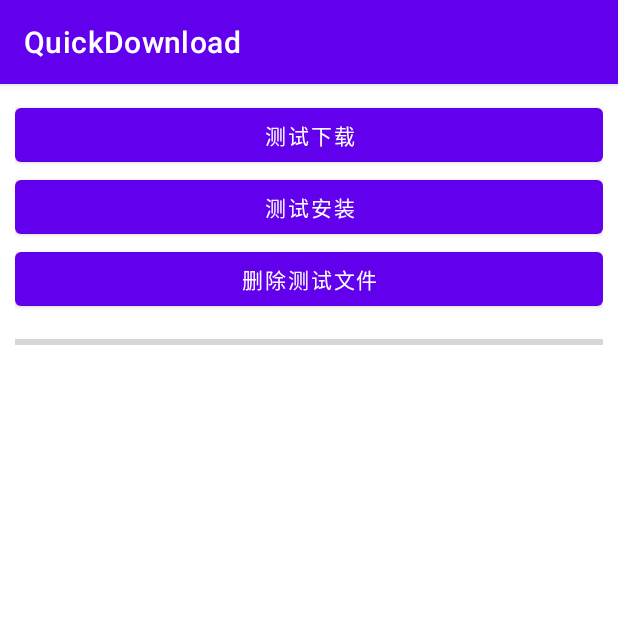
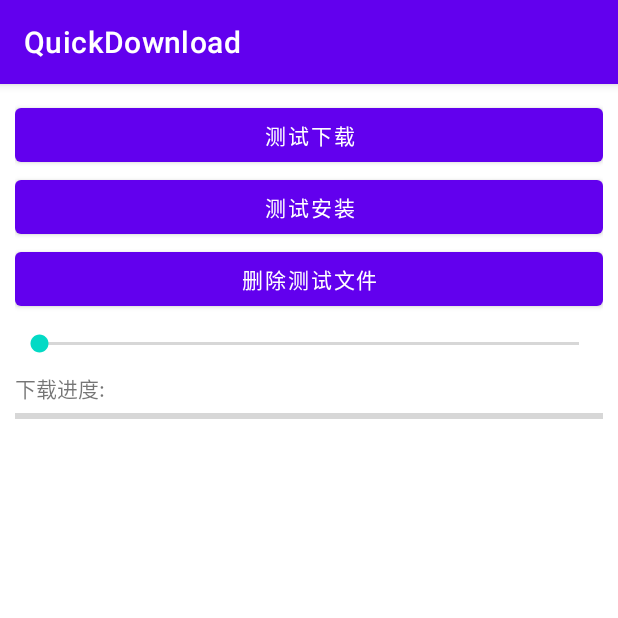
Before and after one commit to changer0/QuickDownload, an Android app: the screen it shows after launch (MainActivity), after a tap on "测试下载", on a phone screen of 412 x 824 dp, the top half of it. Run offline under Robolectric (Android 15) with nearby library versions, the phone set to English and light mode, and no system bars.

Commit message:
支持动态修改线程数

```diff
--- a/app/src/main/java/org/lulu/quickdownload/MainActivity.java
+++ b/app/src/main/java/org/lulu/quickdownload/MainActivity.java
@@ -10,6 +10,7 @@ import android.os.Bundle;
 import android.util.Log;
 import android.view.View;
 import android.widget.ProgressBar;
+import android.widget.SeekBar;
 import android.widget.Toast;
 
 import org.lulu.quick_download.DownloadInfo;
@@ -26,18 +27,35 @@ public class MainActivity extends AppCompatActivity {
     private final String downloadUrl = "https://ucan.25pp.com/Wandoujia_web_seo_baidu_homepage.apk";
     private File descFile;
     private ProgressBar progressBar;
+    private SeekBar seekBar;
 
     @Override
     protected void onCreate(Bundle savedInstanceState) {
         super.onCreate(savedInstanceState);
         setContentView(R.layout.activity_main);
         progressBar = findViewById(R.id.progress_bar);
+        seekBar = findViewById(R.id.thread_count);
         descFile = new File(getExternalCacheDir() + "/" + "test.apk");
         progressBar.setMax(100);
+        seekBar.setMax(10);
+        seekBar.setOnSeekBarChangeListener(new SeekBar.OnSeekBarChangeListener() {
+            @Override
+            public void onProgressChanged(SeekBar seekBar, int progress, boolean fromUser) {
+                Toast.makeText(MainActivity.this, "当前线程数: " + progress, Toast.LENGTH_SHORT).show();
+                QuickDownload.getInstance().setConfig(
+                        QuickDownload.getInstance().getConfig().newBuilder().threadCount(progress).build()
+                );
+            }
+            @Override
+            public void onStartTrackingTouch(SeekBar seekBar) {}
+            @Override
+            public void onStopTrackingTouch(SeekBar seekBar) {}
+        });
     }
 
-    public void clickButton1(View view) {
+    public void testDownload(View view) {
         //Toast.makeText(this, "当前 CPU 个数:" + Runtime.getRuntime().availableProcessors(), Toast.LENGTH_SHORT).show();
+        Toast.makeText(this, "开始下载, 线程数: " + QuickDownload.getInstance().getConfig().getThreadCount(), Toast.LENGTH_SHORT).show();
         long startTime = System.currentTimeMillis();
         QuickDownload.getInstance().addTask(downloadUrl, descFile, new DownloadListener() {
             @Override
@@ -73,12 +91,7 @@ public class MainActivity extends AppCompatActivity {
         });
     }
 
-    public void clickButton2(View view) {
-        installApk();
-    }
-
-
-    private void installApk() {
+    public void testInstall(View view) {
         Intent intent = new Intent(Intent.ACTION_VIEW);
         intent.addFlags(Intent.FLAG_ACTIVITY_NEW_TASK);
         if (Build.VERSION.SDK_INT >= Build.VERSION_CODES.N) { // 7.0+以上版本
@@ -91,7 +104,7 @@ public class MainActivity extends AppCompatActivity {
         this.startActivity(intent);
     }
 
-    public void clickButton3(View view) {
+    public void removeFile(View view) {
         Toast.makeText(this, "删除完成:" + descFile.delete(), Toast.LENGTH_SHORT).show();
     }
 }
--- a/app/src/main/res/layout/activity_main.xml
+++ b/app/src/main/res/layout/activity_main.xml
@@ -9,23 +9,34 @@
     tools:context=".MainActivity">
     <Button
         android:text="测试下载"
-        android:onClick="clickButton1"
+        android:onClick="testDownload"
         android:layout_width="match_parent"
         android:layout_height="wrap_content"/>
     <Button
         android:text="测试安装"
-        android:onClick="clickButton2"
+        android:onClick="testInstall"
         android:layout_width="match_parent"
         android:layout_height="wrap_content"/>
     <Button
         android:text="删除测试文件"
-        android:onClick="clickButton3"
+        android:onClick="removeFile"
+        android:layout_width="match_parent"
+        android:layout_height="wrap_content"/>
+
+    <SeekBar
+        android:id="@+id/thread_count"
+        android:layout_marginTop="10dp"
+        android:layout_width="match_parent"
+        android:layout_height="wrap_content"/>
+
+    <TextView
+        android:text="下载进度: "
+        android:layout_marginTop="10dp"
         android:layout_width="match_parent"
         android:layout_height="wrap_content"/>
 
     <ProgressBar
         android:id="@+id/progress_bar"
-        android:layout_marginTop="10dp"
         style="@style/Widget.AppCompat.ProgressBar.Horizontal"
         android:layout_width="match_parent"
         android:layout_height="wrap_content"/>
--- a/quick_download/src/main/java/org/lulu/quick_download/DefaultDownloadConfig.java
+++ b/quick_download/src/main/java/org/lulu/quick_download/DefaultDownloadConfig.java
@@ -74,4 +74,14 @@ public class DefaultDownloadConfig {
         }
         return sLogger;
     }
+
+    /**
+     * CPU核心数
+     */
+    private static final int CPU_COUNT = Runtime.getRuntime().availableProcessors();
+
+    /**
+     * 开启线程数量
+     */
+    public static final int THREAD_SIZE = Math.max(3, Math.min(CPU_COUNT - 1, 6));
 }
--- a/quick_download/src/main/java/org/lulu/quick_download/DownloadConfig.java
+++ b/quick_download/src/main/java/org/lulu/quick_download/DownloadConfig.java
@@ -25,6 +25,11 @@ public class DownloadConfig {
      */
     private ILogger logger;
 
+    /**
+     * 线程数量
+     */
+    private int threadCount = -1;
+
     public synchronized Executor getExecutor() {
         if (executor == null) {
             return DefaultDownloadConfig.executorService();
@@ -44,6 +49,13 @@ public class DownloadConfig {
             return DefaultDownloadConfig.logger();
         }
         return logger;
+    }
+
+    public int getThreadCount() {
+        if (threadCount <= 0) {
+            return DefaultDownloadConfig.THREAD_SIZE;
+        }
+        return threadCount;
     }
 
     /**
@@ -76,6 +88,11 @@ public class DownloadConfig {
             return this;
         }
 
+        public Builder threadCount(int threadCount) {
+            this.config.threadCount = threadCount;
+            return this;
+        }
+
 
         public DownloadConfig build() {
             return this.config;
--- a/quick_download/src/main/java/org/lulu/quick_download/DownloadTaskDispatcher.java
+++ b/quick_download/src/main/java/org/lulu/quick_download/DownloadTaskDispatcher.java
@@ -23,17 +23,6 @@ public class DownloadTaskDispatcher implements Runnable{
     private final OkHttpClient okHttpClient;
 
     /**
-     * CPU核心数
-     */
-    private static final int CPU_COUNT = Runtime.getRuntime().availableProcessors();
-
-    /**
-     * 开启线程数量
-     */
-//    public static final int THREAD_SIZE = Math.max(3, Math.min(CPU_COUNT - 1, 6));
-    public static final int THREAD_SIZE = 8;
-
-    /**
      * 准备
      */
     private boolean isReady = false;
@@ -41,7 +30,7 @@ public class DownloadTaskDispatcher implements Runnable{
     /**
      * 是否正在运行
      */
-    private volatile boolean isRunning = false;
+    private volatile boolean isRunning = true;
 
     /**
      * 下载参数
@@ -70,7 +59,7 @@ public class DownloadTaskDispatcher implements Runnable{
 
     @Override
     public void run() {
-        isRunning = true;
+        LogUtil.i("start download : "  + downloadParams);
         prepareDownloadInfo();
         launchDownload();
     }
@@ -127,10 +116,11 @@ public class DownloadTaskDispatcher implements Runnable{
      */
     void splitSegments() {
         long len = downloadInfo.getTotalLength();
-        DownloadSegment[] segments = new DownloadSegment[THREAD_SIZE];
+        int threadCount = config.getThreadCount();
+        DownloadSegment[] segments = new DownloadSegment[threadCount];
         downloadInfo.setSegments(segments);
         //每个分块的大小
-        long splitSize = len / THREAD_SIZE;
+        long splitSize = len / threadCount;
 
         //根据线程数拆分
         for (int i = 0; i < segments.length; i++) {
```
